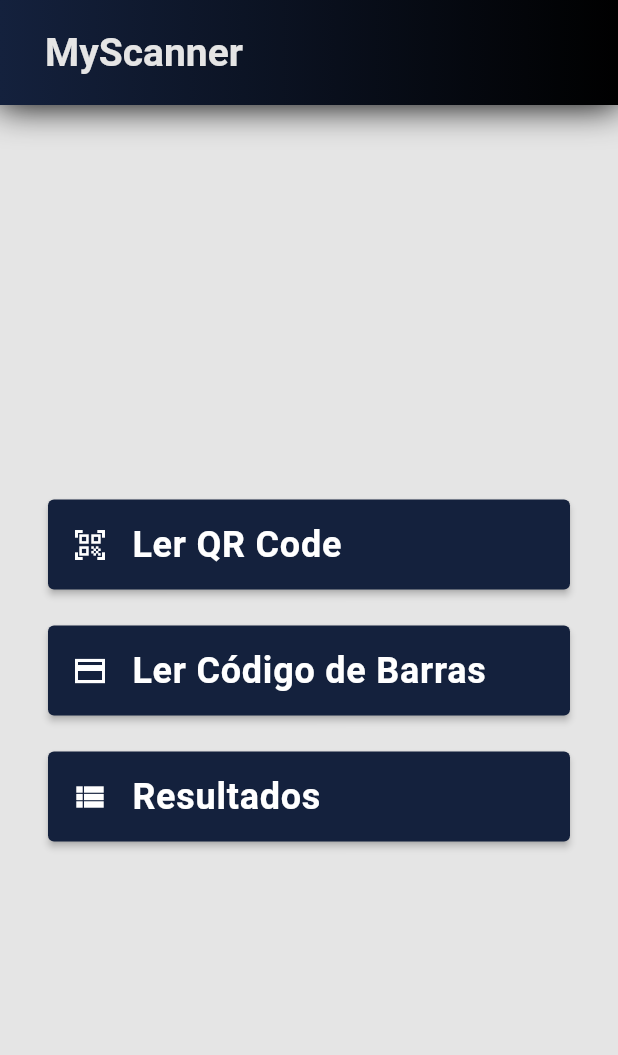
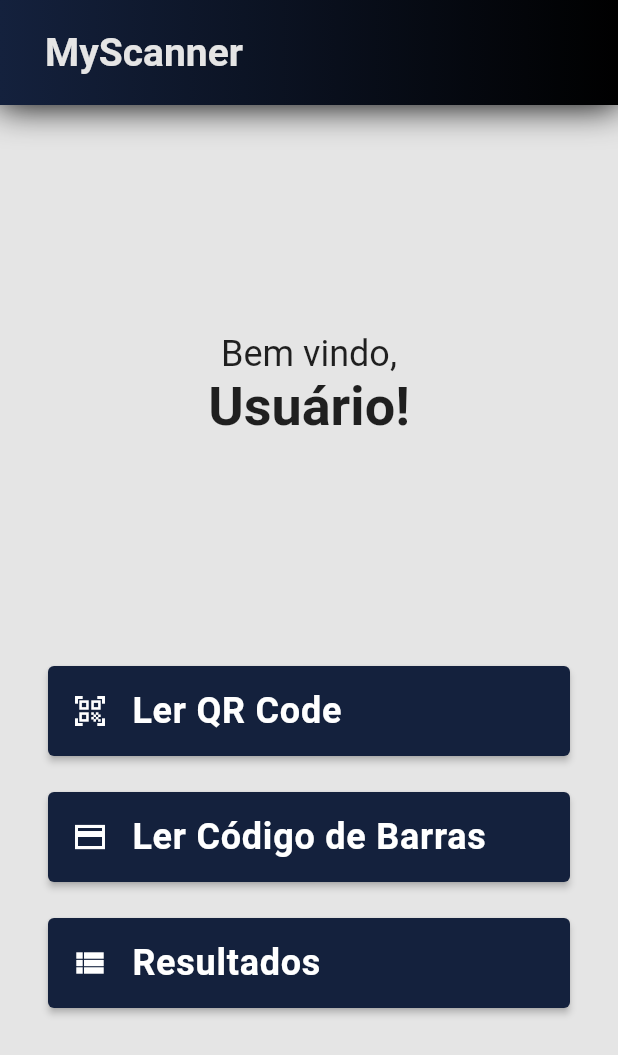
Before and after one commit to otavioborgsm/qrcode_app, a Flutter app: the screen it shows after launch, on a phone screen of 412 x 824 dp. Shown: the top 1055 px of the screen. Run offline on Flutter 3.47's test engine with Material 2 defaults, Android fonts, the phone set to English and light mode, and no system bars.

Commit message:
titulo "bem vindo" adicionado

```diff
--- a/lib/views/home_page.dart
+++ b/lib/views/home_page.dart
@@ -55,10 +55,29 @@ class _HomePageState extends State<HomePage> {
         ),
         backgroundColor: const Color.fromARGB(255, 229, 229, 229),
         body: Center(
-          child: Padding(
-            padding: const EdgeInsets.all(32),
           child: Column(
-              mainAxisAlignment: MainAxisAlignment.center,
+            mainAxisAlignment: MainAxisAlignment.spaceEvenly,
+            children: [
+              Column(
+                children: const [
+                  Text(
+                    "Bem vindo,",
+                    style: TextStyle(
+                      fontSize: 24
+                    ),
+                  ),
+                  Text(
+                    "Usuário!",
+                    style: TextStyle(
+                      fontSize: 36,
+                      fontWeight: FontWeight.bold
+                    ),
+                  ),
+                ],
+              ),
+              Padding(
+                padding: const EdgeInsets.fromLTRB(32, 0, 32, 0),
+                child: Column(
                   children: [
                     Container(
                       child: _button(
@@ -81,10 +100,12 @@ class _HomePageState extends State<HomePage> {
                         Icons.view_list_sharp,
                         (){}
                       )
-                )
+                    ),
                   ],
                 ),
-          )
+              ),
+            ],
+          ),
         ),
       )
     );
```
Lines whose indentation alone changed are shown as unchanged.
